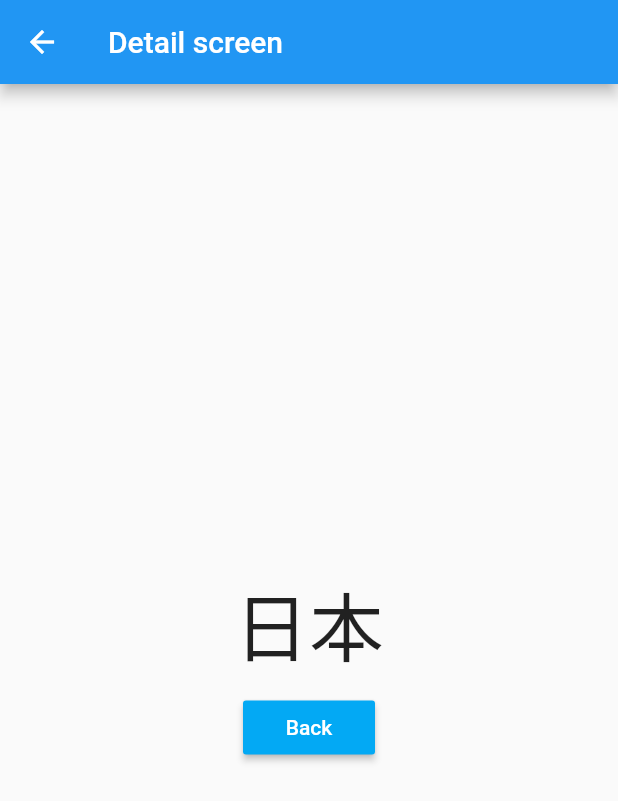
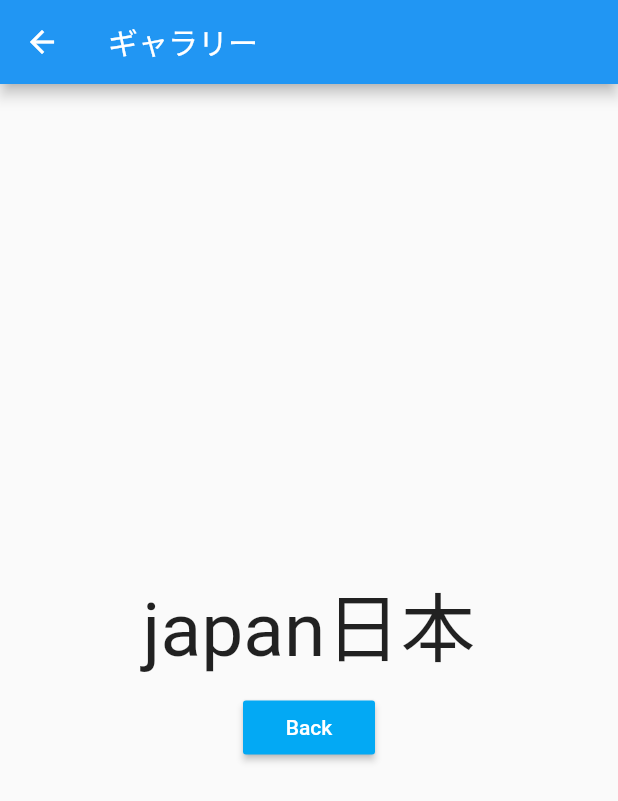
Before and after one commit to leekwangsoo1995/world_fart, a Flutter app: the Gallery screen opened by its route, after a tap on "日本", on a phone screen of 412 x 824 dp. Shown: the top 801 px of the screen. Run offline on Flutter 3.47's test engine with Material 2 defaults, Android fonts, the phone set to English and light mode, and no system bars.

Commit message:
色々と編集中

```diff
--- a/lib/config.dart
+++ b/lib/config.dart
@@ -5,4 +5,11 @@ class Config {
    '韓国': 'korea',
    '中国': 'china',
   };
+
+ static const fart_files =
+ {
+  'japan_m': 1,
+  'japan_w': 1,
+ };
+
 }
--- a/lib/gallery.dart
+++ b/lib/gallery.dart
@@ -1,11 +1,12 @@
+import 'dart:io';
 import 'package:flutter/material.dart';
 import 'package:world_fart/config.dart';
 
 class Gallery extends StatelessWidget {
-  void _navigateToNext(BuildContext context,String text) {
+  void _navigateToNext(BuildContext context,String title,String country) {
     // 次画面へ遷移して値を渡す
     Navigator.push(context, new MaterialPageRoute(builder: (context) =>
-    new GalleryDetail(text: text)
+    new GalleryDetailList(title:title,country: country)
     ));
   }
 
@@ -24,13 +25,13 @@ class Gallery extends StatelessWidget {
             return Padding(
               padding: EdgeInsets.all(2.0),
               child:
-              _menuItem(context,"$key", Image.asset("images/${countries[key]}.gif")),
+              _menuItem(context,"$key", Image.asset("images/${countries[key]}.gif"),"${countries[key]}"),
             );
           },
         ),
     );}
 
-  Widget _menuItem(BuildContext context,String title, Image image) {
+  Widget _menuItem(BuildContext context,String title, Image image,String country) {
     return GestureDetector(
       child:Container(
           padding: EdgeInsets.all(8.0),
@@ -54,22 +55,33 @@ class Gallery extends StatelessWidget {
           )
       ),
       onTap: () {
-        _navigateToNext(context,title);
+        _navigateToNext(context,title,country);
       },
     );
   }
 }
 
-class GalleryDetail extends StatelessWidget {
+class GalleryDetailList extends StatelessWidget {
 
-  final String text;
-  GalleryDetail({Key key, @required this.text}) : super(key: key);
+  final String country;
+  final String title;
+  GalleryDetailList({Key key, @required this.country, this.title}) : super(key: key);
+  void initstate(){
+    var myDir = Directory.current;
+    print(myDir);
+
+    myDir.list()
+        .listen((FileSystemEntity entity) {
+      print(entity.path);
+    });
+  }
+
 
   @override
   Widget build(BuildContext context) {
     return new Scaffold(
         appBar: new AppBar(
-          title: new Text('Detail screen'),
+          title: new Text('ギャラリー'),
         ),
         body: new Center(
             child: new Column(
@@ -78,7 +90,7 @@ class GalleryDetail extends StatelessWidget {
                   new Padding(
                       padding: const EdgeInsets.all(8.0),
                       child: new Text(
-                        '$text',
+                        '$country'+'$title',
                         style: new TextStyle(
                             fontSize: 50.0
                         ),
@@ -107,10 +119,6 @@ io.File(path).exists();
 io.Directory(path).exists();
 
 //下記、保存用その２
-ImageProvider getImageProvider(File f) {
-  return f.existsSync()
-      ? FileImage(f)
-      : const AssetImage('images/fallback.png');
-}
+
 
  */
--- a/pubspec.yaml
+++ b/pubspec.yaml
@@ -47,6 +47,7 @@ flutter:
   # To add assets to your application, add an assets section, like this:
   assets:
     - images/
+    - sounds/
   #   - images/a_dot_ham.jpeg
 
   # An image asset can refer to one or more resolution-specific "variants", see
```
Also changed, not shown: 2 other files.
